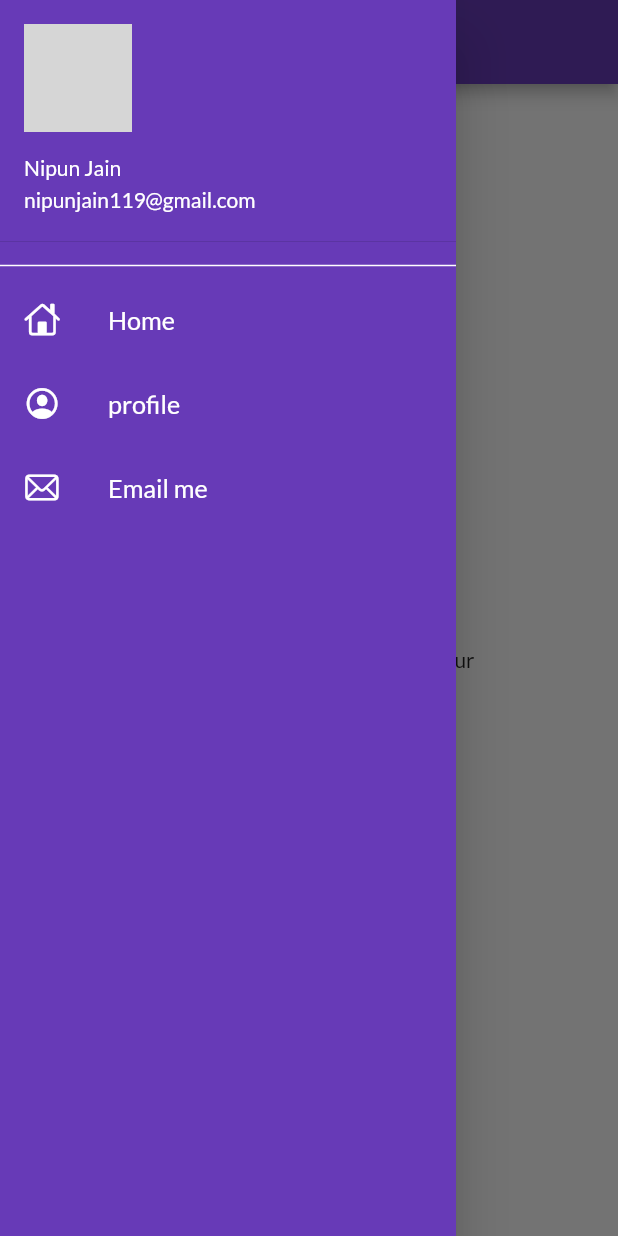
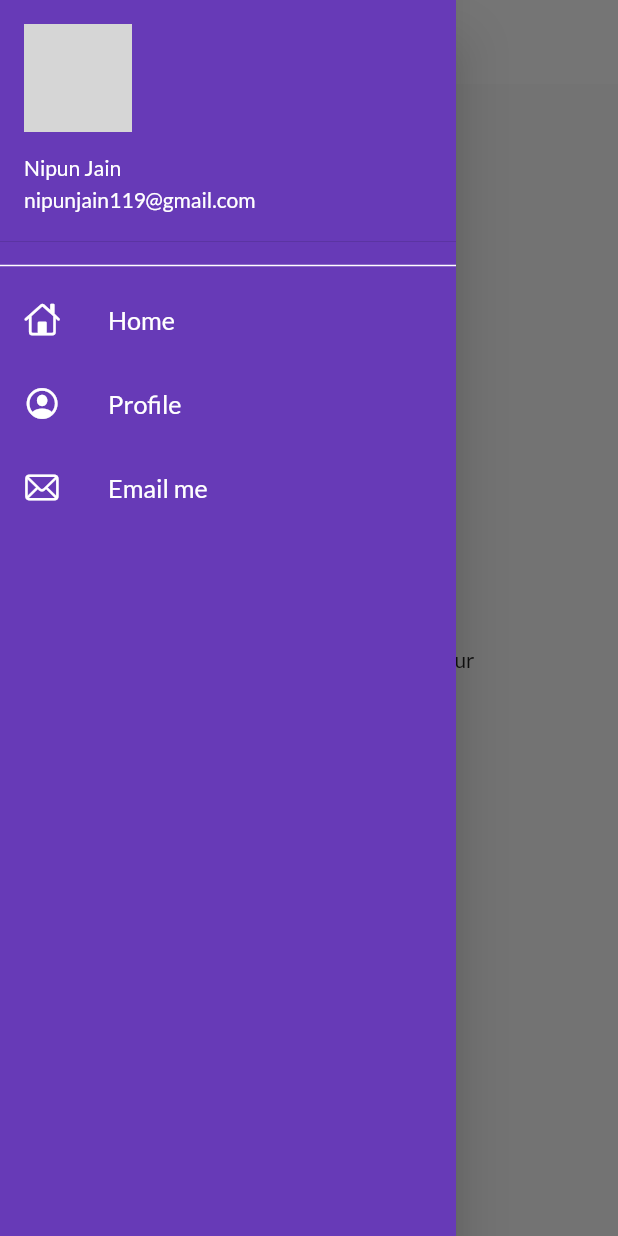
Before and after one commit to codenipun/catalogApp, a Flutter app: the screen it shows after launch, with the side drawer open, on a phone screen of 412 x 824 dp. Run offline on Flutter 3.47's test engine with Material 2 defaults, Android fonts, the phone set to English and light mode, and no system bars; our stand-ins replace google_fonts; network calls fail; grey boxes are pictures that could not be loaded.

Commit message:
Themes extracted

```diff
--- a/lib/main.dart
+++ b/lib/main.dart
@@ -3,6 +3,7 @@ import 'package:flutter/services.dart';
 import 'package:flutter_catalog/pages/home_page.dart';
 import 'package:flutter_catalog/pages/login_page.dart';
 import 'package:flutter_catalog/pages/utils/routes.dart';
+import 'package:flutter_catalog/widgets/themes.dart';
 import 'pages/login_page.dart';
 import 'package:google_fonts/google_fonts.dart';
 
@@ -15,12 +16,9 @@ class MyApp extends StatelessWidget {
   Widget build(BuildContext context) {
     return MaterialApp(
       themeMode: ThemeMode.light,
-      theme: ThemeData(
-        primarySwatch: Colors.deepPurple,
-        fontFamily: GoogleFonts.lato().fontFamily,
-        ),
-        debugShowCheckedModeBanner: false,
-      darkTheme: ThemeData(brightness: Brightness.dark),
+      theme: MyTheme.lightTheme(context),
+      debugShowCheckedModeBanner: false,
+      darkTheme: MyTheme.darkTheme(context),
       routes: {
         "/": (context) => HomePage(),
         MyRoutes.homeRoute : (context) => HomePage(),
--- a/lib/widgets/drawer.dart
+++ b/lib/widgets/drawer.dart
@@ -1,6 +1,6 @@
 import 'package:flutter/cupertino.dart';
 import 'package:flutter/material.dart';
-import 'package:flutter_catalog/pages/utils/routes.dart';
+// import 'package:flutter_catalog/pages/utils/routes.dart';
 
 class MyDrawer extends StatelessWidget {
   @override
@@ -42,7 +42,7 @@ class MyDrawer extends StatelessWidget {
                 color: Colors.white,
               ),
               title: Text(
-                "profile",
+                "Profile",
                 textScaleFactor:1.2,
                 style: TextStyle(
                   color: Colors.white,
--- /dev/null
+++ b/lib/widgets/themes.dart
@@ -0,0 +1,18 @@
+import 'package:flutter/material.dart';
+import 'package:google_fonts/google_fonts.dart';
+
+class MyTheme {
+  static ThemeData lightTheme(BuildContext context) => ThemeData(
+      primarySwatch: Colors.deepPurple,
+      fontFamily: GoogleFonts.lato().fontFamily,
+      appBarTheme: AppBarTheme(
+        color: Colors.white,
+        elevation: 0.0,
+        iconTheme: IconThemeData(color: Colors.black),
+        textTheme: Theme.of(context).textTheme,
+      ));
+
+      static ThemeData darkTheme(BuildContext context) => ThemeData(
+        brightness: Brightness.dark,
+      );
+}
```
